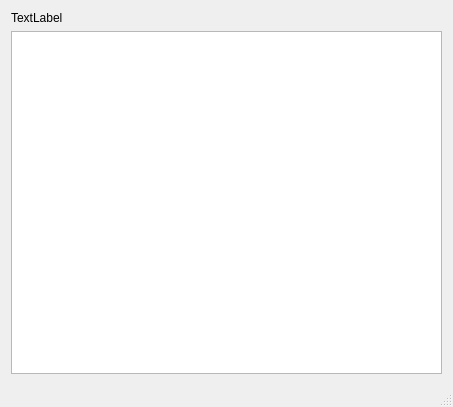
Qt form mainwindow.ui (MangoCats/gomer) before a commit.
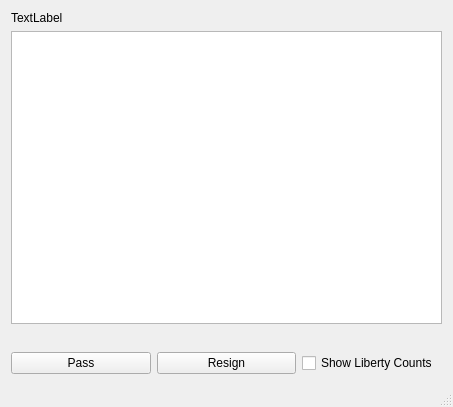
The same form after that commit.

Commit message: showing liberty counts

The edit to the form file:
```diff
--- a/mainwindow.ui
+++ b/mainwindow.ui
@@ -34,6 +34,34 @@
       </property>
      </widget>
     </item>
+    <item row="2" column="0">
+     <layout class="QHBoxLayout" name="horizontalLayout">
+      <property name="topMargin">
+       <number>22</number>
+      </property>
+      <item>
+       <widget class="QPushButton" name="pass">
+        <property name="text">
+         <string>Pass</string>
+        </property>
+       </widget>
+      </item>
+      <item>
+       <widget class="QPushButton" name="resign">
+        <property name="text">
+         <string>Resign</string>
+        </property>
+       </widget>
+      </item>
+      <item>
+       <widget class="QCheckBox" name="showLibertyCounts">
+        <property name="text">
+         <string>Show Liberty Counts</string>
+        </property>
+       </widget>
+      </item>
+     </layout>
+    </item>
    </layout>
   </widget>
   <widget class="QMenuBar" name="menuBar">
```
The commit also changes 13 other files.
